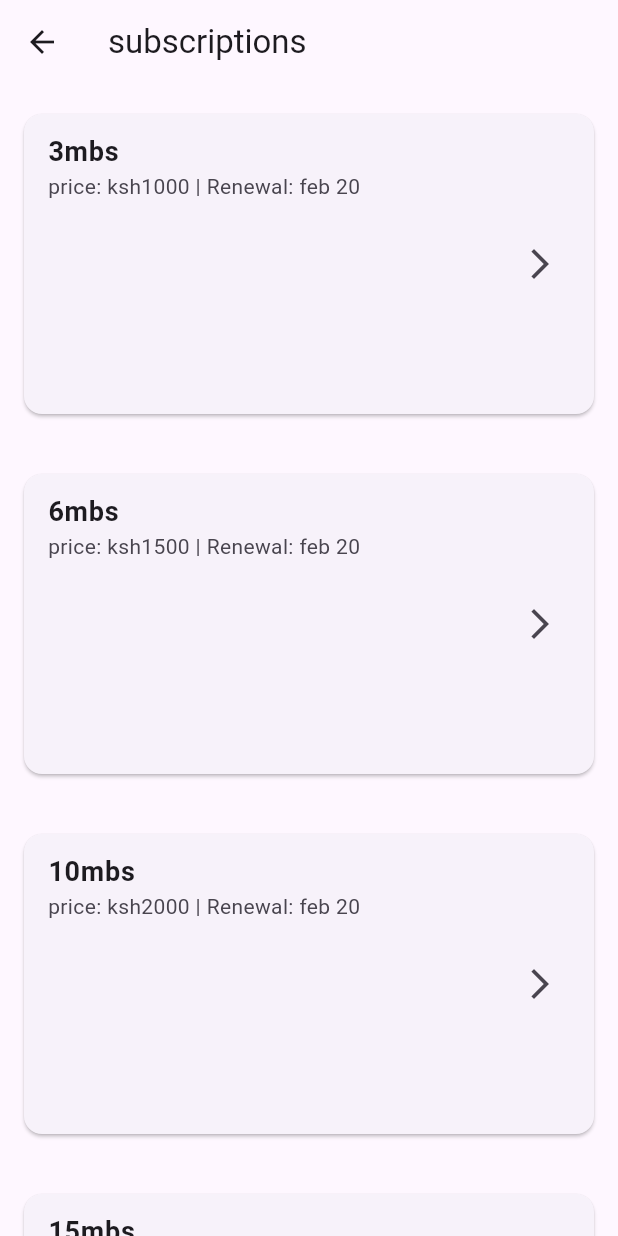
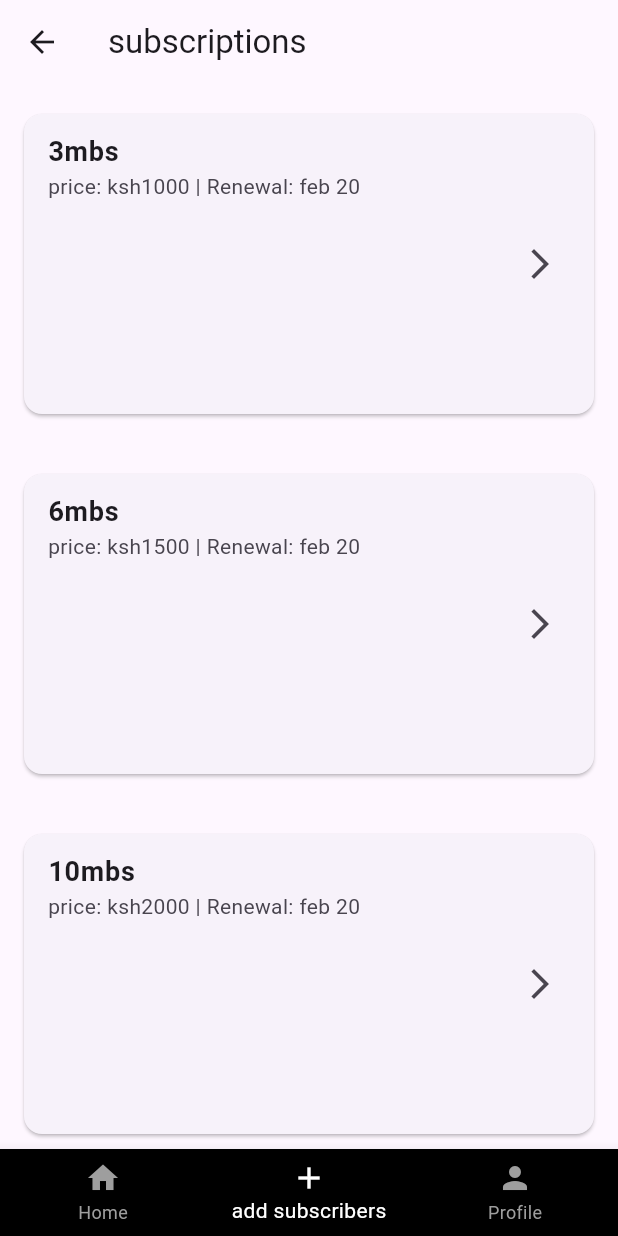
Before and after one commit to joshua-ndereba/sub, a Flutter app: the HomeScreen screen opened by its route, on a phone screen of 412 x 824 dp. Run offline on Flutter 3.47's test engine with Material 3 defaults, Android fonts, the phone set to English and light mode, and no system bars; our stand-ins replace firebase_auth, firebase_core, google_sign_in; accounts and stored records are empty.

```diff
--- a/lib/screens/home_screen.dart
+++ b/lib/screens/home_screen.dart
@@ -1,4 +1,7 @@
 import 'package:flutter/material.dart';
+import 'package:sub/screens/add_subscription.dart';
+import 'package:sub/screens/settings.dart';
+import 'package:sub/widgets/bottomnavigationbr.dart';
 import '../widgets/subscription_tile.dart';
 
 class HomeScreen extends StatelessWidget{
@@ -31,6 +34,14 @@ class HomeScreen extends StatelessWidget{
           ),
 
         ]
+      ),
+      bottomNavigationBar: BottomNavBar(
+        currentIndex: 1,
+        screens: [
+          HomeScreen(),
+          AddSubscription(),
+          Settings(),
+        ],
       )
       );
   }
--- /dev/null
+++ b/lib/widgets/bottomnavigationbr.dart
@@ -0,0 +1,50 @@
+import 'package:flutter/material.dart';
+//import 'package:hike/screens/interior/home.dart';
+//import 'package:hike/screens/interior/profile.dart';
+//import 'package:hike/screens/interior/route_tracking.dart';
+
+class BottomNavBar extends StatelessWidget {
+  final int currentIndex; // To track the currently selected index
+  final List<Widget> screens; // List of screens to navigate to
+
+  const BottomNavBar({
+    super.key,
+    required this.currentIndex,
+    required this.screens,
+  });
+
+
+  @override
+  Widget build(BuildContext context) {
+
+
+    return BottomNavigationBar(
+      backgroundColor: Colors.black,
+      selectedItemColor: Colors.white, // Adjust selected item color
+      unselectedItemColor: Colors.grey, // Adjust unselected item color
+      currentIndex: currentIndex,
+      onTap: (int index) => Navigator.pushReplacement(
+        context,
+        MaterialPageRoute(builder: (context) => screens[index]),
+      ),
+      items: const [
+        BottomNavigationBarItem(
+          icon: Icon(Icons.home),
+          label: 'Home',
+        ),
+       /* BottomNavigationBarItem(
+          icon: Icon(Icons.map),
+          label: 'map',
+        ),*/
+        BottomNavigationBarItem(
+          icon: Icon(Icons.add),
+          label: 'add subscribers',
+        ),
+        BottomNavigationBarItem(
+          icon: Icon(Icons.person),
+          label: 'Profile',
+        ),
+      ],
+    );
+  }
+}
```
Also changed, not shown: lib/main.dart (+28 -71 lines), lib/sevices/firebase_auth_service.dart (+10 -0 lines).
